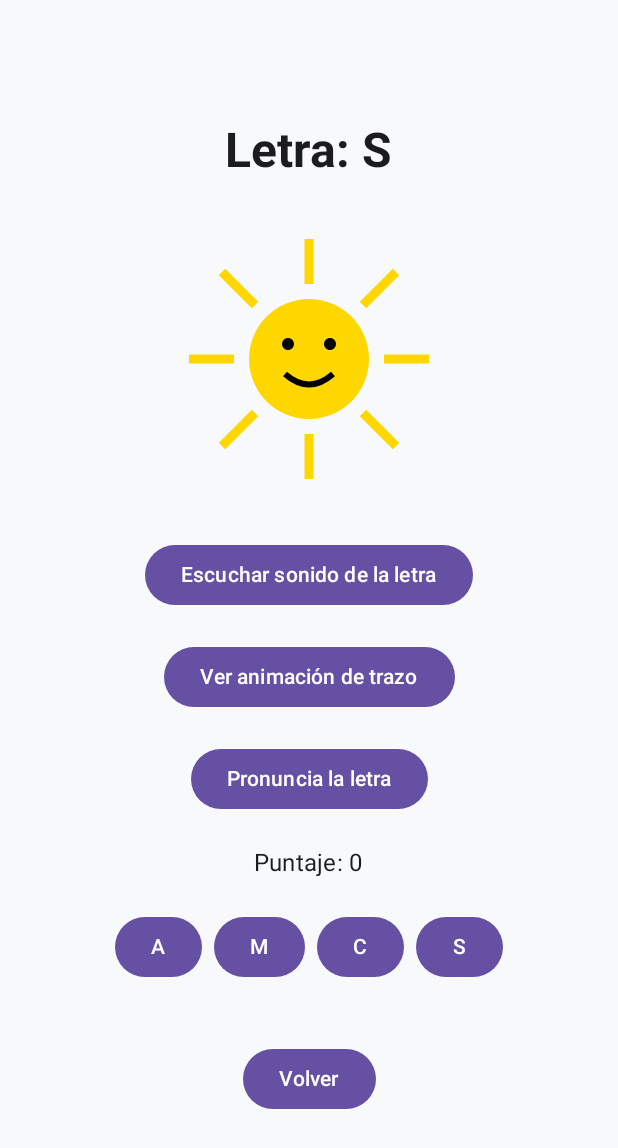
After one commit to ArmandoA88/ABC-aprende-a-leer, an Android app built with Jetpack Compose: the Nivel2Screen screen opened through its navigation route, on a phone screen of 412 x 824 dp. The commit adds this screen. Shown: the top 1148 px of the screen. Run offline under Robolectric (Android 15) with nearby library versions, the phone set to English and light mode, and no system bars; our stand-ins replace Dagger/Hilt's generated code, Room's generated code.

Commit message:
estrellita secuencia gradual

```diff
--- a/app/src/main/java/com/abcaprende/leer/MainActivity.kt
+++ b/app/src/main/java/com/abcaprende/leer/MainActivity.kt
@@ -202,6 +202,20 @@ fun ABCAprendeApp() {
             )
         }
 
+        // Estructura base para nuevos módulos
+        composable("nivel2") {
+            com.abcaprende.leer.presentation.screens.Nivel2Screen()
+        }
+        composable("nivel3") {
+            com.abcaprende.leer.presentation.screens.Nivel3Screen()
+        }
+        composable("nivel4") {
+            com.abcaprende.leer.presentation.screens.Nivel4Screen()
+        }
+        composable("nivel5") {
+            com.abcaprende.leer.presentation.screens.Nivel5Screen()
+        }
+
         composable("letter_activity/{letter}") {
             ComingSoonScreen(navController = navController, title = "Actividad de Letra")
         }
--- a/app/src/main/java/com/abcaprende/leer/presentation/screens/EstrellitaModeScreen.kt
+++ b/app/src/main/java/com/abcaprende/leer/presentation/screens/EstrellitaModeScreen.kt
@@ -170,7 +170,7 @@ fun EstrellitaHeader(
     canGoNext: Boolean,
     onBack: () -> Unit
 ) {
-    Card(
+                Card(
         modifier = Modifier
             .fillMaxWidth()
             .padding(16.dp),
@@ -374,8 +374,7 @@ fun ActivityStep(
                     .uppercase()
                 val target = letter.letter.uppercase()
                 val isCorrect = normalized.startsWith(target)
-
-                    Card(
+                Card(
                         modifier = Modifier
                             .fillMaxWidth()
                             .clickable {
--- /dev/null
+++ b/app/src/main/java/com/abcaprende/leer/presentation/screens/Nivel2Screen.kt
@@ -0,0 +1,115 @@
+package com.abcaprende.leer.presentation.screens
+
+import androidx.compose.foundation.Image
+import androidx.compose.foundation.background
+import androidx.compose.foundation.layout.*
+import androidx.compose.material3.Button
+import androidx.compose.material3.MaterialTheme
+import androidx.compose.material3.Surface
+import androidx.compose.material3.Text
+import androidx.compose.runtime.*
+import androidx.compose.ui.Alignment
+import androidx.compose.ui.Modifier
+import androidx.compose.ui.graphics.Color
+import androidx.compose.ui.res.painterResource
+import androidx.compose.ui.unit.dp
+import androidx.navigation.NavController
+import com.abcaprende.leer.R
+import com.abcaprende.leer.services.TTSService
+import com.abcaprende.leer.services.VoiceRecognitionService
+
+/**
+ * Módulo 2 mejorado:
+ *  - Imagen clave
+ *  - Animación de trazo (placeholder)
+ *  - Audio fonético (TTS temporal)
+ *  - Reconocimiento de voz (placeholder)
+ *  - Mecánica de puntaje y retroalimentación
+ */
+@Composable
+fun Nivel2Screen(navController: NavController? = null) {
+    val context = androidx.compose.ui.platform.LocalContext.current
+    val ttsService = remember { TTSService(context) }
+    val voiceService = remember { VoiceRecognitionService(context) }
+    val letras = listOf(
+        Triple("A", R.drawable.ic_a, "a"),
+        Triple("M", R.drawable.ic_mama, "m"),
+        Triple("S", R.drawable.ic_sol, "s"),
+        Triple("C", R.drawable.ic_casa, "c")
+    )
+    val letra = remember { mutableStateOf(letras.random()) }
+    var puntaje by remember { mutableStateOf(0) }
+
+    Surface(
+        modifier = Modifier
+            .fillMaxSize()
+            .padding(16.dp),
+        color = MaterialTheme.colorScheme.background
+    ) {
+        Column(
+            horizontalAlignment = Alignment.CenterHorizontally,
+            verticalArrangement = Arrangement.Center
+        ) {
+            Text(
+                text = "Letra: ${letra.value.first}",
+                style = MaterialTheme.typography.headlineLarge
+            )
+            Spacer(modifier = Modifier.height(20.dp))
+
+            Image(
+                painter = painterResource(id = letra.value.second),
+                contentDescription = "Imagen para letra ${letra.value.first}",
+                modifier = Modifier.size(200.dp)
+            )
+            Spacer(modifier = Modifier.height(20.dp))
+
+            Button(onClick = {
+                ttsService.speak("Esta es la letra ${letra.value.first}")
+            }) {
+                Text("Escuchar sonido de la letra")
+            }
+
+            Spacer(modifier = Modifier.height(20.dp))
+
+            Button(onClick = {
+                ttsService.speak("Animación de trazo no implementada aún")
+            }) {
+                Text("Ver animación de trazo")
+            }
+
+            Spacer(modifier = Modifier.height(20.dp))
+
+            Button(onClick = {
+                ttsService.speak("Función de reconocimiento de voz en desarrollo")
+            }) {
+                Text("Pronuncia la letra")
+            }
+
+            Spacer(modifier = Modifier.height(20.dp))
+
+            Text("Puntaje: $puntaje")
+
+            Spacer(modifier = Modifier.height(20.dp))
+            Row(horizontalArrangement = Arrangement.spacedBy(8.dp)) {
+                letras.shuffled().forEach {
+                    Button(onClick = {
+                        if (it.first == letra.value.first) {
+                            puntaje += 5
+                            ttsService.speak("¡Muy bien!")
+                        } else {
+                            ttsService.speak("Intenta de nuevo")
+                        }
+                    }) {
+                        Text(it.first)
+                    }
+                }
+            }
+
+            Spacer(modifier = Modifier.height(40.dp))
+
+            Button(onClick = { navController?.popBackStack() }) {
+                Text("Volver")
+            }
+        }
+    }
+}
--- /dev/null
+++ b/app/src/main/res/drawable/ic_a.xml
@@ -0,0 +1,9 @@
+<vector xmlns:android="http://schemas.android.com/apk/res/android"
+    android:width="200dp"
+    android:height="200dp"
+    android:viewportWidth="200"
+    android:viewportHeight="200">
+    <path
+        android:fillColor="#FF0000"
+        android:pathData="M100,10 L40,190 H70 L85,150 H115 L130,190 H160 Z M92,120 L108,70 L124,120 Z"/>
+</vector>
```
Also changed, not shown: app/src/main/java/com/abcaprende/leer/presentation/screens/Nivel3Screen.kt (added, +98 -0 lines), app/src/main/java/com/abcaprende/leer/presentation/screens/Nivel4Screen.kt (added, +93 -0 lines), app/src/main/java/com/abcaprende/leer/presentation/screens/Nivel5Screen.kt (added, +105 -0 lines), app/src/main/java/com/abcaprende/leer/presentation/screens/Nivel6Screen.kt (+90 -16 lines), app/src/main/java/com/abcaprende/leer/presentation/screens/PhonologicalAwarenessScreen.kt (+61 -97 lines), 5 other files.
